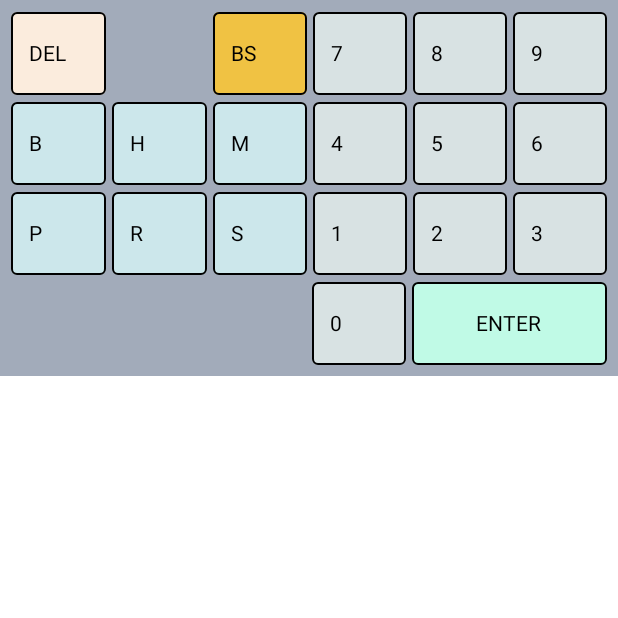
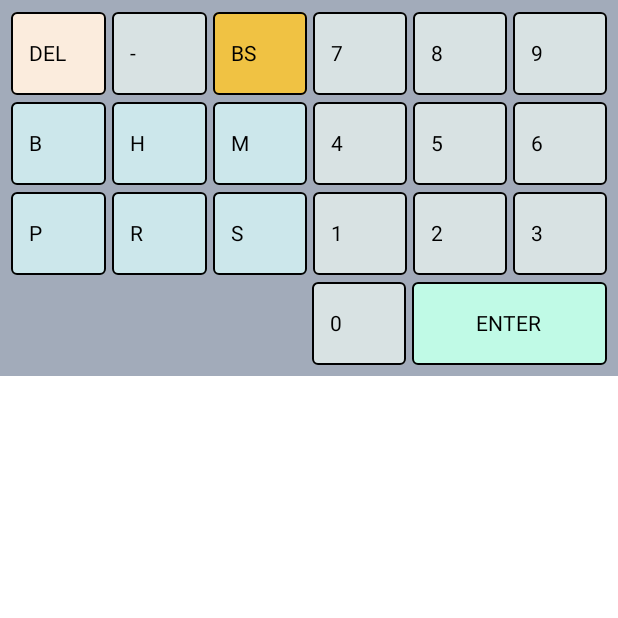
Before and after one commit to kurt-arpilleda/customKeyboard, an Android app built with Jetpack Compose: the composable KeyboardScreen shown on its own in the app's theme, on a phone screen of 412 x 824 dp, the top half of it. Run offline under Robolectric (Android 15) with nearby library versions, the phone set to English and light mode, and no system bars.

```diff
--- a/app/src/main/java/com/example/customkeyboard/KeyboardScreen.kt
+++ b/app/src/main/java/com/example/customkeyboard/KeyboardScreen.kt
@@ -37,7 +37,7 @@ import kotlinx.coroutines.launch
 @Composable
 fun KeyboardScreen() {
     val alphabeticKeysMatrix = arrayOf(
-        arrayOf("DEL", "", "BS", "7", "8", "9"),
+        arrayOf("DEL", "-", "BS", "7", "8", "9"),
         arrayOf("B", "H", "M", "4", "5", "6"),
         arrayOf("P", "R", "S", "1", "2", "3"),
         arrayOf("", "", "", "0", "Enter")
```
